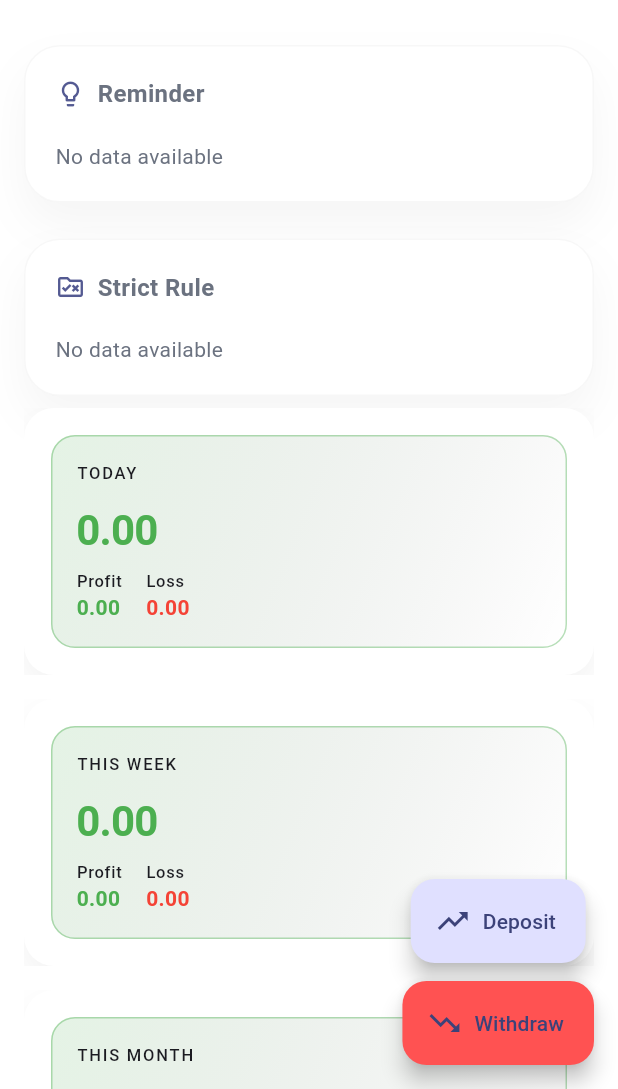
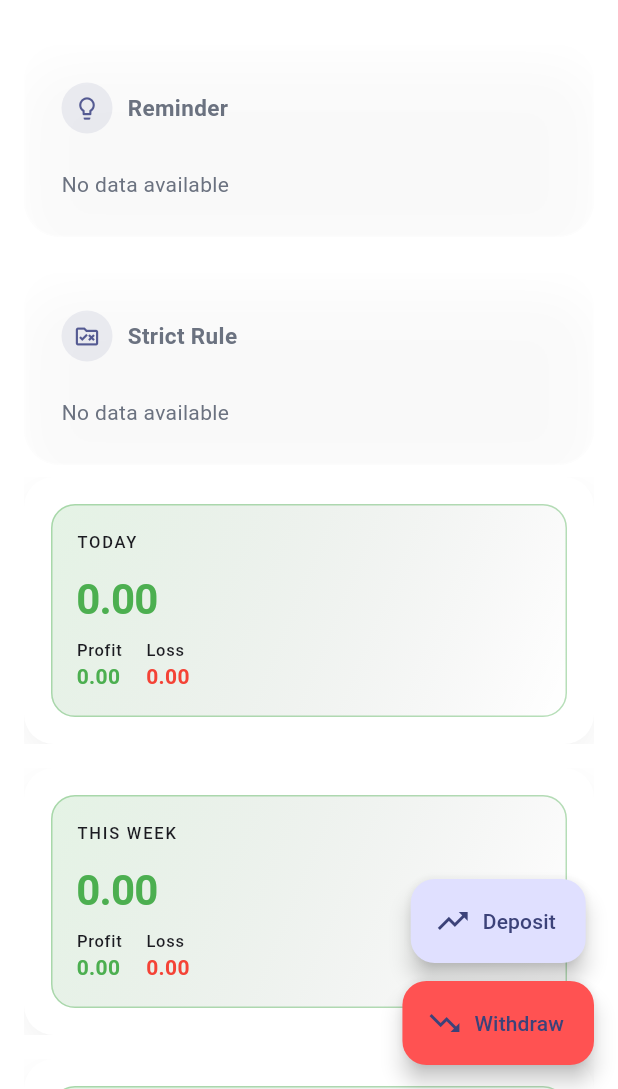
Before and after one commit to mariazayed/tm_dashboard, a Flutter app: the screen it shows after launch, on a phone screen of 412 x 824 dp, the part 147-1236 px from its top. Run offline on Flutter 3.47's test engine with Material 3 defaults, Android fonts, the phone set to English and light mode, and no system bars; our stand-ins replace fl_chart, flutter_bloc, go_router, shimmer; network calls fail.

Commit message:
Refactor `DashboardScreen` card interaction logic:
- Added support for `isNotesCard` to differentiate timers for notes and rules sections.
- Integrated hover-based timer cancellation and restart logic via `MouseRegion`.
- Enhanced card UI with `BackdropFilter`, updated layout paddings, and improved animations for smoother transitions.
- Adjusted `_buildDashboardNoteCard` to handle context-specific interactions and stylings.

```diff
--- a/lib/screens/dashboard/dashboard_screen.dart
+++ b/lib/screens/dashboard/dashboard_screen.dart
@@ -1,5 +1,6 @@
 import 'dart:async';
 import 'dart:math';
+import 'dart:ui';
 
 import 'package:flutter/material.dart';
 
@@ -69,6 +70,7 @@ class _DashboardScreenState extends State<DashboardScreen> {
   @override
   void dispose() {
     _notesTimer?.cancel();
+    _rulesTimer?.cancel();
     super.dispose();
   }
 
@@ -513,17 +515,49 @@ class _DashboardScreenState extends State<DashboardScreen> {
     required String text,
     required int index,
     required int total,
+    required bool isNotesCard,
   }) {
-    return Container(
-      padding: const EdgeInsets.all(20),
+    return MouseRegion(
+      onEnter: (_) {
+        if (isNotesCard) {
+          _notesTimer?.cancel();
+        } else {
+          _rulesTimer?.cancel();
+        }
+      },
+      onExit: (_) {
+        if (isNotesCard && _notes.isNotEmpty) {
+          _notesTimer = Timer.periodic(
+            const Duration(seconds: 6),
+            (_) => setState(() {
+              _currentNoteIndex = (_currentNoteIndex + 1) % _notes.length;
+            }),
+          );
+        }
+
+        if (!isNotesCard && _rules.isNotEmpty) {
+          _rulesTimer = Timer.periodic(
+            const Duration(seconds: 6),
+            (_) => setState(() {
+              _currentRuleIndex = (_currentRuleIndex + 1) % _rules.length;
+            }),
+          );
+        }
+      },
+      child: ClipRRect(
+        borderRadius: BorderRadius.circular(24),
+        child: BackdropFilter(
+          filter: ImageFilter.blur(sigmaX: 18, sigmaY: 18),
+          child: Container(
+            padding: const EdgeInsets.all(24),
             decoration: BoxDecoration(
               borderRadius: BorderRadius.circular(24),
-        color: Theme.of(context).colorScheme.surface,
-        border: Border.all(color: Colors.grey.withOpacity(0.08)),
+              color: Colors.white.withOpacity(0.55),
+              border: Border.all(color: Colors.white.withOpacity(0.4)),
               boxShadow: [
                 BoxShadow(
-            blurRadius: 25,
-            color: Colors.black.withOpacity(0.04),
+                  blurRadius: 30,
+                  color: Colors.black.withOpacity(0.05),
                   offset: const Offset(0, 15),
                 ),
               ],
@@ -534,29 +568,41 @@ class _DashboardScreenState extends State<DashboardScreen> {
                 /// Header
                 Row(
                   children: [
-              Icon(
+                    Container(
+                      padding: const EdgeInsets.all(8),
+                      decoration: BoxDecoration(
+                        shape: BoxShape.circle,
+                        color: Theme.of(
+                          context,
+                        ).colorScheme.primary.withOpacity(0.1),
+                      ),
+                      child: Icon(
                         icon,
-                size: 20,
+                        size: 18,
                         color: Theme.of(context).colorScheme.primary,
                       ),
-              const SizedBox(width: 8),
+                    ),
+                    const SizedBox(width: 10),
                     Text(
                       title,
                       style: const TextStyle(
                         fontWeight: FontWeight.w600,
-                  fontSize: 16,
+                        fontSize: 15,
                       ),
                     ),
                     const Spacer(),
                     if (total > 1)
                       Text(
                         "${index + 1}/$total",
-                  style: TextStyle(fontSize: 12, color: Colors.grey.shade500),
+                        style: TextStyle(
+                          fontSize: 12,
+                          color: Colors.grey.shade600,
+                        ),
                       ),
                   ],
                 ),
 
-          const SizedBox(height: 20),
+                const SizedBox(height: 24),
 
                 if (loading)
                   const Center(child: CircularProgressIndicator())
@@ -570,7 +616,7 @@ class _DashboardScreenState extends State<DashboardScreen> {
                         opacity: animation,
                         child: SlideTransition(
                           position: Tween<Offset>(
-                      begin: const Offset(0.05, 0),
+                            begin: const Offset(0.08, 0),
                             end: Offset.zero,
                           ).animate(animation),
                           child: child,
@@ -582,12 +628,15 @@ class _DashboardScreenState extends State<DashboardScreen> {
                       key: ValueKey(text),
                       style: const TextStyle(
                         fontSize: 18,
-                  height: 1.5,
+                        height: 1.6,
                         fontWeight: FontWeight.w500,
                       ),
                     ),
                   ),
               ],
+            ),
+          ),
+        ),
       ),
     );
   }
@@ -646,6 +695,7 @@ class _DashboardScreenState extends State<DashboardScreen> {
                                       : "",
                                   index: _currentNoteIndex,
                                   total: _notes.length,
+                                  isNotesCard: true,
                                 ),
                               ),
                               const SizedBox(width: 24),
@@ -660,6 +710,7 @@ class _DashboardScreenState extends State<DashboardScreen> {
                                       : "",
                                   index: _currentRuleIndex,
                                   total: _rules.length,
+                                  isNotesCard: false,
                                 ),
                               ),
                             ],
@@ -676,6 +727,7 @@ class _DashboardScreenState extends State<DashboardScreen> {
                                     : "",
                                 index: _currentNoteIndex,
                                 total: _notes.length,
+                                isNotesCard: true,
                               ),
                               const SizedBox(height: 24),
                               _buildDashboardNoteCard(
@@ -688,6 +740,7 @@ class _DashboardScreenState extends State<DashboardScreen> {
                                     : "",
                                 index: _currentRuleIndex,
                                 total: _rules.length,
+                                isNotesCard: false,
                               ),
                             ],
                           ),
```
Lines whose indentation alone changed are shown as unchanged.
